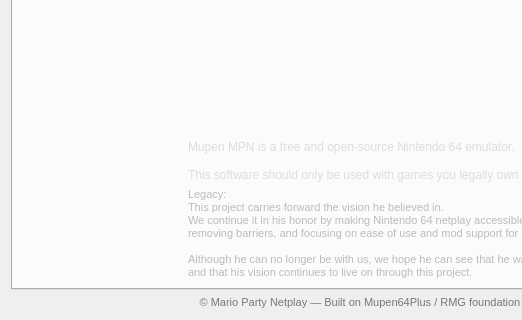
Qt form Source/RMG/UserInterface/Dialog/AboutDialog.ui (MarioPartyNetplay/Mupen-MPN) before a commit; both pictures show x 0 to 522 and y 100 to 420 of the 720 by 420 pixel window.
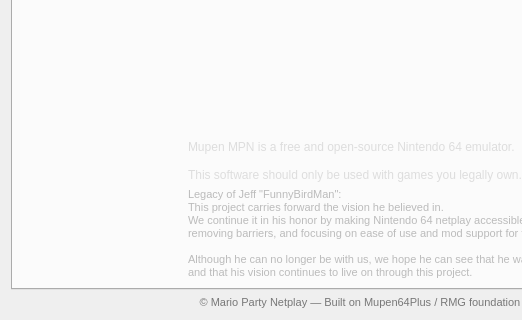
The same form after that commit. Icons and pictures are not drawn.

Patch:
```diff
--- a/Source/RMG/UserInterface/Dialog/AboutDialog.ui
+++ b/Source/RMG/UserInterface/Dialog/AboutDialog.ui
@@ -126,7 +126,7 @@
          <item>
           <widget class="QLabel" name="legacyLabel">
            <property name="text">
-            <string>Legacy:
+            <string>Legacy of Jeff "FunnyBirdMan":
 This project carries forward the vision he believed in.
 We continue it in his honor by making Nintendo 64 netplay accessible to everyone,
 removing barriers, and focusing on ease of use and mod support for the community.
```
